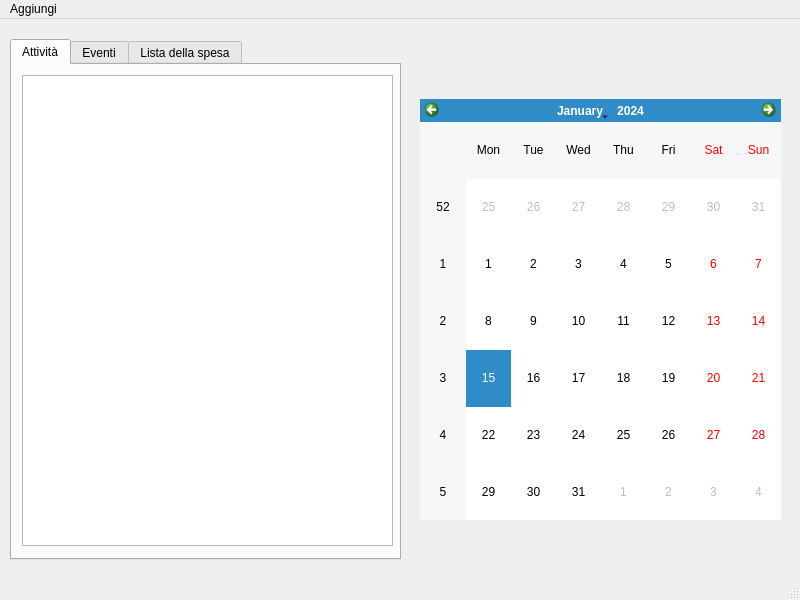
This is mainwindow.ui in TommasoBotarelli/MyD14ry as Qt 5 draws it before an edit. The edited form follows.
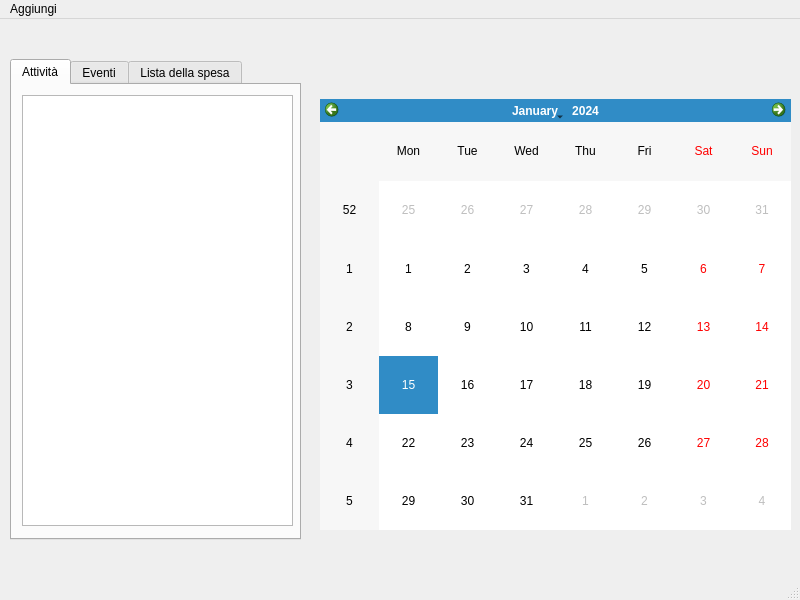
This is the edited form. The open tabs and pages were chosen to show the change.

```diff
--- a/mainwindow.ui
+++ b/mainwindow.ui
@@ -18,9 +18,9 @@
     <property name="geometry">
      <rect>
       <x>10</x>
-      <y>20</y>
-      <width>391</width>
-      <height>521</height>
+      <y>40</y>
+      <width>291</width>
+      <height>481</height>
      </rect>
     </property>
     <property name="currentIndex">
@@ -35,10 +35,13 @@
        <rect>
         <x>10</x>
         <y>10</y>
-        <width>371</width>
-        <height>471</height>
+        <width>271</width>
+        <height>431</height>
        </rect>
       </property>
+      <property name="alternatingRowColors">
+       <bool>true</bool>
+      </property>
      </widget>
     </widget>
     <widget class="QWidget" name="EventTab">
@@ -75,10 +78,10 @@
    <widget class="QCalendarWidget" name="calendarWidget">
     <property name="geometry">
      <rect>
-      <x>420</x>
+      <x>320</x>
       <y>80</y>
-      <width>361</width>
-      <height>421</height>
+      <width>471</width>
+      <height>431</height>
      </rect>
     </property>
    </widget>
```
Left out of the diff: 10 changed lines with no effect on the pictures.
